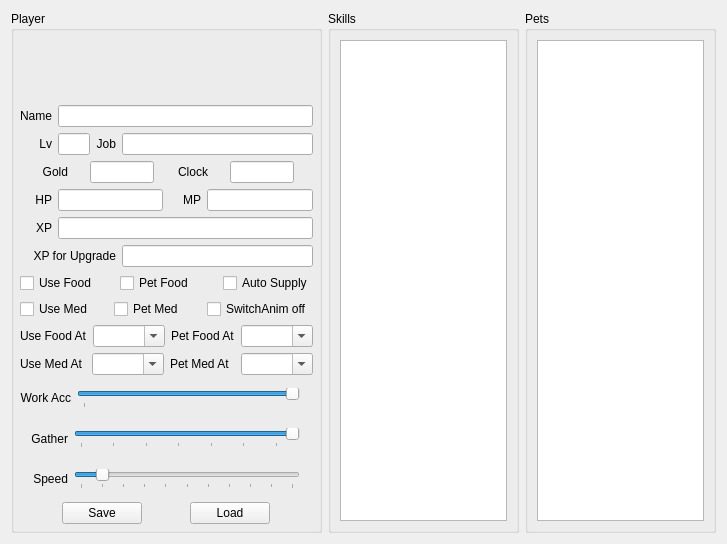
Old version of the form CGAssistant/playerform.ui in the repository hzqst/CGAssistant.
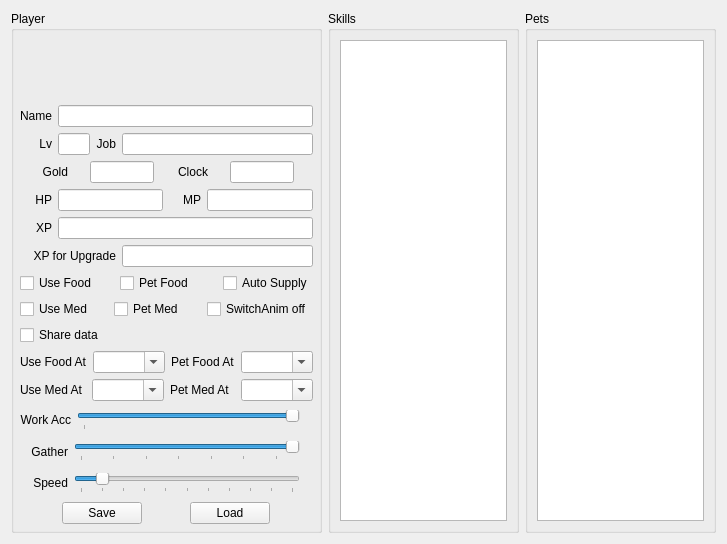
New version of the form.

```diff
--- a/CGAssistant/playerform.ui
+++ b/CGAssistant/playerform.ui
@@ -658,6 +658,29 @@
         </item>
        </layout>
       </item>
+      <item>
+       <layout class="QHBoxLayout" name="horizontalLayout_17" stretch="0">
+        <item>
+         <widget class="QCheckBox" name="checkBox_shareData">
+          <property name="enabled">
+           <bool>true</bool>
+          </property>
+          <property name="toolTip">
+           <string>Share non-sensitive data to help CGAssistant works better</string>
+          </property>
+          <property name="text">
+           <string>Share data</string>
+          </property>
+          <property name="checkable">
+           <bool>true</bool>
+          </property>
+          <property name="tristate">
+           <bool>false</bool>
+          </property>
+         </widget>
+        </item>
+       </layout>
+      </item>
       <item>
        <layout class="QHBoxLayout" name="horizontalLayout_15">
         <item>
```
Left out of the diff: 46 changed lines with no effect on the pictures.
